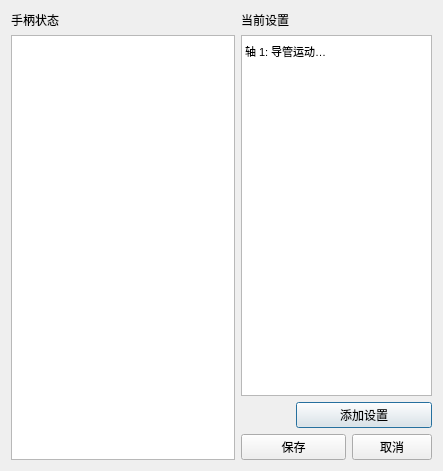
Before: the Qt Designer form joystickDialog.ui in umeiko/Surge_Robo_GUI, drawn with Qt 5.
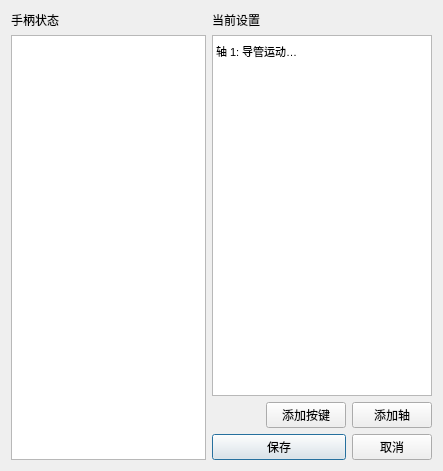
After: the same form once the commit is applied.

```diff
--- a/joystickDialog.ui
+++ b/joystickDialog.ui
@@ -57,13 +57,6 @@
      </item>
     </widget>
    </item>
-   <item row="2" column="2" colspan="2">
-    <widget class="QPushButton" name="addSettingButton">
-     <property name="text">
-      <string>添加设置</string>
-     </property>
-    </widget>
-   </item>
    <item row="3" column="1" colspan="2">
     <widget class="QPushButton" name="saveButton">
      <property name="text">
@@ -78,6 +71,20 @@
      </property>
     </widget>
    </item>
+   <item row="2" column="3">
+    <widget class="QPushButton" name="addSettingButton">
+     <property name="text">
+      <string>添加轴</string>
+     </property>
+    </widget>
+   </item>
+   <item row="2" column="2">
+    <widget class="QPushButton" name="addButtonSettingButton">
+     <property name="text">
+      <string>添加按键</string>
+     </property>
+    </widget>
+   </item>
   </layout>
  </widget>
  <resources/>
```
